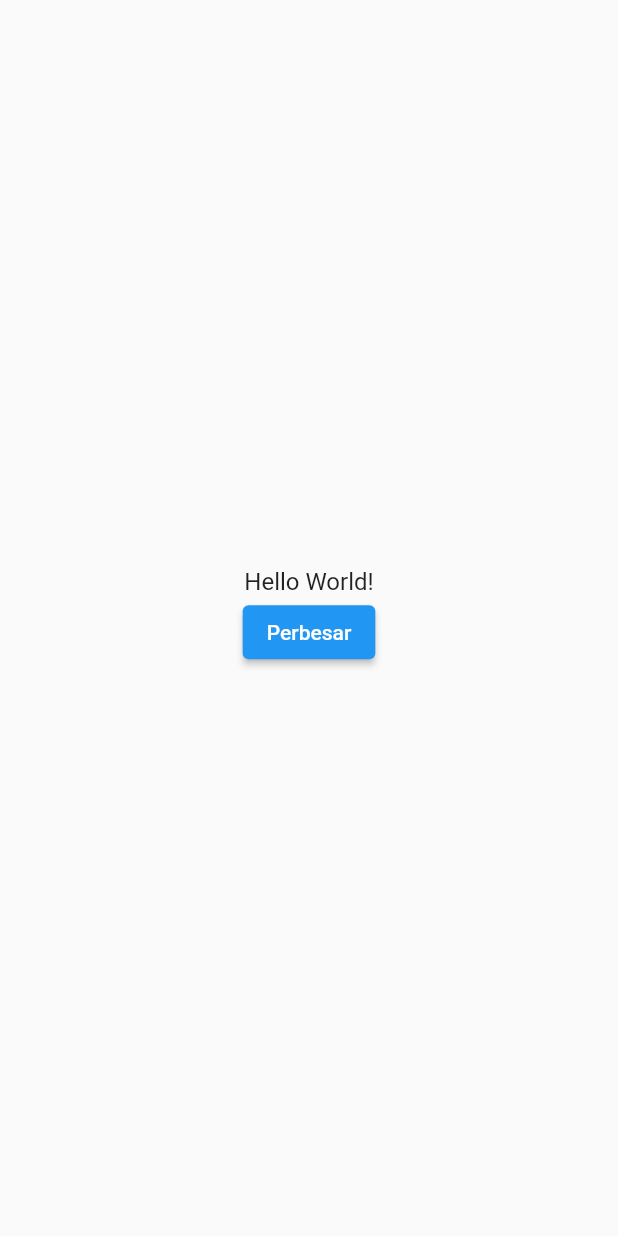
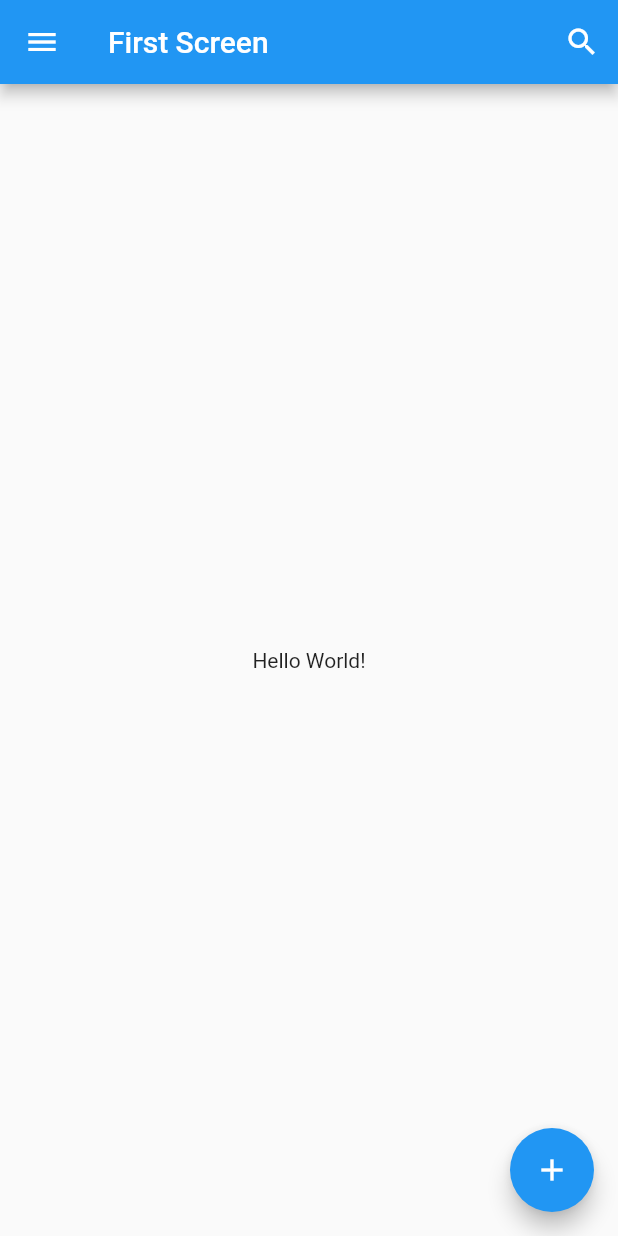
Before and after one commit to zeen-arify/flutter-pemula, a Flutter app: the screen it shows after launch, on a phone screen of 412 x 824 dp. Run offline on Flutter 3.47's test engine with Material 2 defaults, Android fonts, the phone set to English and light mode, and no system bars.

Commit message:
Latihan-Widget

```diff
--- a/lib/main.dart
+++ b/lib/main.dart
@@ -1,6 +1,6 @@
 import 'package:flutter/material.dart';
 
-void main() => runApp(MyApp());
+void main() => runApp(const MyApp());
 
 class MyApp extends StatelessWidget {
   const MyApp({Key? key}) : super(key: key);
@@ -12,54 +12,43 @@ class MyApp extends StatelessWidget {
       theme: ThemeData(
         primarySwatch: Colors.blue,
       ),
-      home: const Scaffold(
-        body: Center(child: BiggerText(text: "Hello World!")),
+      home: const FirstScreen(),
+    );
+  }
+}
+
+class FirstScreen extends StatelessWidget {
+  const FirstScreen({Key? key}) : super(key: key);
+
+  @override
+  Widget build(BuildContext context) {
+    return Scaffold(
+      appBar: AppBar(
+        title: const Text('First Screen'),
+        actions: [
+          IconButton(
+            icon: const Icon(
+              Icons.search,
+              color: Colors.white,
+            ),
+            onPressed: () {},
+          )
+        ],
+        leading: IconButton(
+          icon: const Icon(
+            Icons.menu,
+            color: Colors.white,
+          ),
+          onPressed: () {},
+        ),
+      ),
+      body: const Center(
+        child: Text('Hello World!'),
+      ),
+      floatingActionButton: FloatingActionButton(
+        onPressed: () {},
+        child: const Icon(Icons.add),
       ),
     );
   }
 }
-
-class Heading extends StatelessWidget {
-  final String text;
-
-  const Heading({Key? key, required this.text}) : super(key: key);
-
-  @override
-  Widget build(BuildContext context) {
-    return Text(
-      text,
-      style: const TextStyle(
-        fontSize: 24.0,
-        fontWeight: FontWeight.bold,
-      ),
-    );
-  }
-}
-
-class BiggerText extends StatefulWidget {
-  final String text;
-  const BiggerText({Key? key, required this.text}) : super(key: key);
-  @override
-  _BiggerTextState createState() => _BiggerTextState();
-}
-
-class _BiggerTextState extends State<BiggerText> {
-  double _textSize = 16.0;
-  @override
-  Widget build(BuildContext context) {
-    return Column(
-      mainAxisAlignment: MainAxisAlignment.center,
-      children: <Widget>[
-        Text(widget.text, style: TextStyle(fontSize: _textSize)),
-        ElevatedButton(
-          child: const Text("Perbesar"),
-          onPressed: () {
-            setState(() {
-              _textSize = 32.0;
-            });
-          },
-        )
-      ],
-    );
-  }
-}
```
